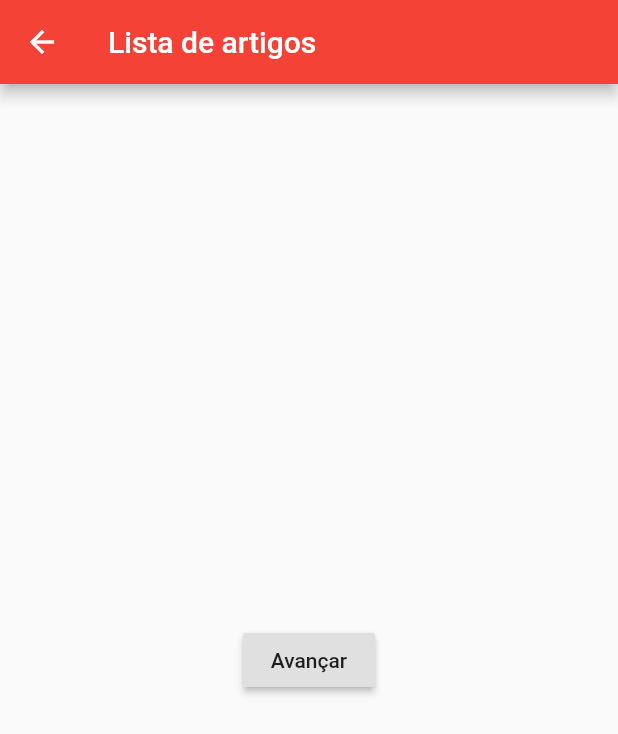
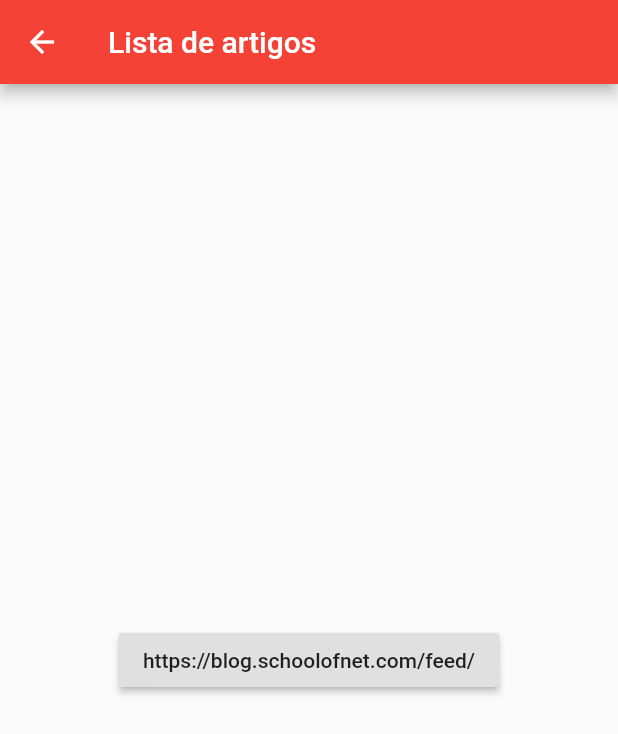
Before and after one commit to tarciso-torres/course-dart-advanced, a Flutter app: the screen it shows after launch, after a tap on "Avançar", on a phone screen of 412 x 824 dp. Shown: the top 734 px of the screen. Run offline on Flutter 3.47's test engine with Material 2 defaults, Android fonts, the phone set to English and light mode, and no system bars.

```diff
--- a/lib/main.dart
+++ b/lib/main.dart
@@ -1,6 +1,6 @@
 import 'package:flutter/material.dart';
 import './pages/home_page.dart';
-import './pages/articles_pages.dart';
+import './pages/articles_page.dart';
 
 void main() => runApp(MyApp());
 
--- a/lib/pages/articles_pages.dart
+++ b/lib/pages/articles_page.dart
@@ -1,11 +1,16 @@
 import 'package:flutter/material.dart';
 
 class ArticlePage extends StatefulWidget {
+  final String feed;
+  ArticlePage({Key key, this.feed}):super(key: key);
   @override
-  _ArticlePageState createState() => _ArticlePageState();
+  _ArticlePageState createState() => _ArticlePageState(this.feed);
 }
 
 class _ArticlePageState extends State<ArticlePage> {
+  final String feed;
+
+  _ArticlePageState(this.feed);
   @override
   Widget build(BuildContext context) {
     return Scaffold(
@@ -14,7 +19,7 @@ class _ArticlePageState extends State<ArticlePage> {
       ),
       body: Center(
         child: RaisedButton(
-          child: Text('Avançar'),
+          child: Text(this.feed),
           onPressed: (){
             print('Avança novamente');
           },
--- a/lib/pages/home_page.dart
+++ b/lib/pages/home_page.dart
@@ -1,5 +1,5 @@
 import 'package:flutter/material.dart';
-import './articles_pages.dart';
+import './articles_page.dart';
 
 class HomePage extends StatefulWidget {
   @override
@@ -17,7 +17,11 @@ class _HomePageState extends State<HomePage> {
         child: RaisedButton(
           child: Text('Avançar'),
           onPressed: (){
-            Navigator.pushNamed(context, '/article');
+            Navigator.push(
+              context,
+              MaterialPageRoute(
+                builder: (context) => ArticlePage(feed: 'https://blog.schoolofnet.com/feed/',)
+              ));
           },
         ),
       ),
```
